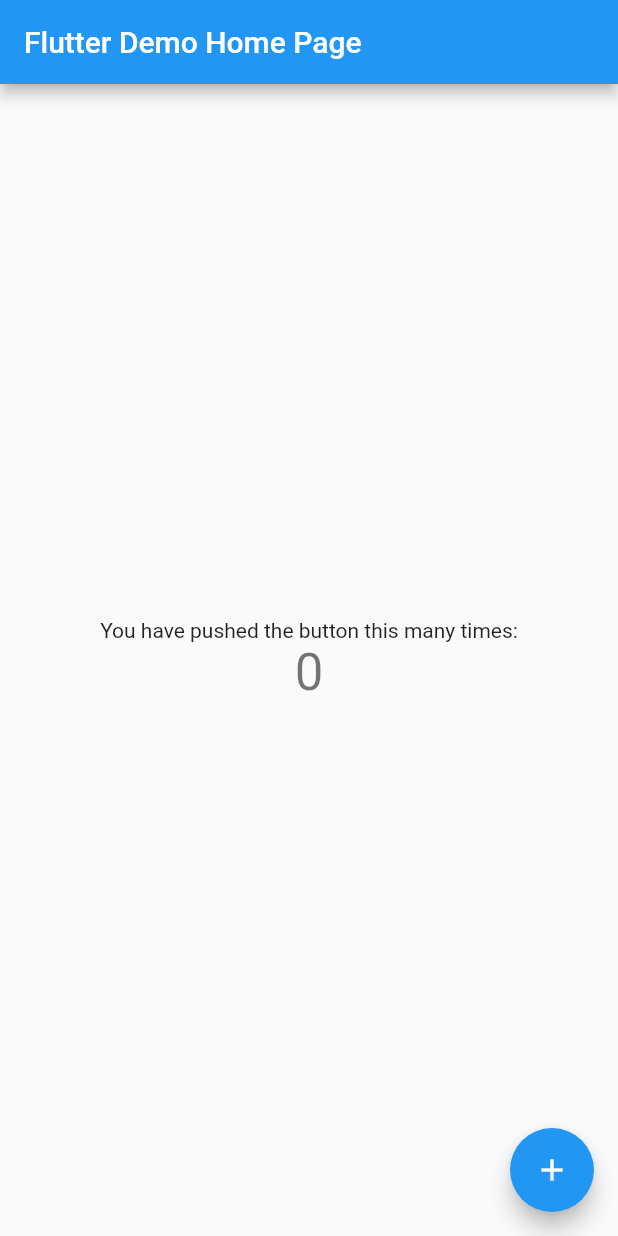
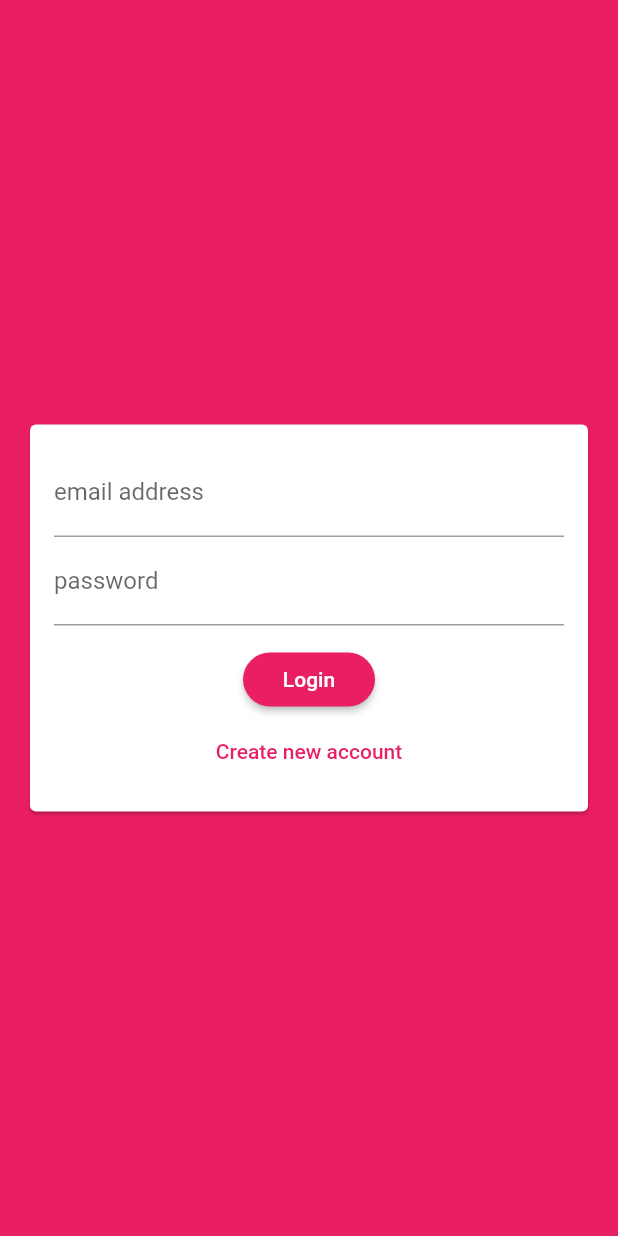
Before and after one commit to dndelacruz/chatapp, a Flutter app: the screen it shows after launch, on a phone screen of 412 x 824 dp. Run offline on Flutter 3.47's test engine with Material 2 defaults, Android fonts, the phone set to English and light mode, and no system bars; our stand-ins replace cloud_firestore, firebase_auth; accounts and stored records are empty.

Commit message:
added firebase auth

```diff
--- a/lib/main.dart
+++ b/lib/main.dart
@@ -1,4 +1,8 @@
+import 'package:chatapp/screens/auth_screen.dart';
 import 'package:flutter/material.dart';
+import 'package:firebase_auth/firebase_auth.dart';
+
+import './screens/chat_screen.dart';
 
 void main() {
   runApp(MyApp());
@@ -9,109 +13,28 @@ class MyApp extends StatelessWidget {
   @override
   Widget build(BuildContext context) {
     return MaterialApp(
-      title: 'Flutter Demo',
+      title: 'Chat App',
       theme: ThemeData(
-        // This is the theme of your application.
-        //
-        // Try running your application with "flutter run". You'll see the
-        // application has a blue toolbar. Then, without quitting the app, try
-        // changing the primarySwatch below to Colors.green and then invoke
-        // "hot reload" (press "r" in the console where you ran "flutter run",
-        // or simply save your changes to "hot reload" in a Flutter IDE).
-        // Notice that the counter didn't reset back to zero; the application
-        // is not restarted.
-        primarySwatch: Colors.blue,
-        // This makes the visual density adapt to the platform that you run
-        // the app on. For desktop platforms, the controls will be smaller and
-        // closer together (more dense) than on mobile platforms.
+
+        primarySwatch: Colors.pink,
+        backgroundColor: Colors.pink,
+        accentColor: Colors.deepPurple,
+        accentColorBrightness: Brightness.dark,
+        buttonTheme: ButtonTheme.of(context).copyWith(
+          buttonColor: Colors.pink,
+          textTheme: ButtonTextTheme.primary,
+          shape: RoundedRectangleBorder(borderRadius: BorderRadius.circular(20))
+        ),
+
         visualDensity: VisualDensity.adaptivePlatformDensity,
       ),
-      home: MyHomePage(title: 'Flutter Demo Home Page'),
+      home: StreamBuilder(
+        stream: FirebaseAuth.instance.onAuthStateChanged,
+        builder: (ctx, snapshot) {
+          if(snapshot.hasData) return ChatScreen();
+          else return AuthScreen();
+        },
+      ),
     );
   }
 }
-
-class MyHomePage extends StatefulWidget {
-  MyHomePage({Key key, this.title}) : super(key: key);
-
-  // This widget is the home page of your application. It is stateful, meaning
-  // that it has a State object (defined below) that contains fields that affect
-  // how it looks.
-
-  // This class is the configuration for the state. It holds the values (in this
-  // case the title) provided by the parent (in this case the App widget) and
-  // used by the build method of the State. Fields in a Widget subclass are
-  // always marked "final".
-
-  final String title;
-
-  @override
-  _MyHomePageState createState() => _MyHomePageState();
-}
-
-class _MyHomePageState extends State<MyHomePage> {
-  int _counter = 0;
-
-  void _incrementCounter() {
-    setState(() {
-      // This call to setState tells the Flutter framework that something has
-      // changed in this State, which causes it to rerun the build method below
-      // so that the display can reflect the updated values. If we changed
-      // _counter without calling setState(), then the build method would not be
-      // called again, and so nothing would appear to happen.
-      _counter++;
-    });
-  }
-
-  @override
-  Widget build(BuildContext context) {
-    // This method is rerun every time setState is called, for instance as done
-    // by the _incrementCounter method above.
-    //
-    // The Flutter framework has been optimized to make rerunning build methods
-    // fast, so that you can just rebuild anything that needs updating rather
-    // than having to individually change instances of widgets.
-    return Scaffold(
-      appBar: AppBar(
-        // Here we take the value from the MyHomePage object that was created by
-        // the App.build method, and use it to set our appbar title.
-        title: Text(widget.title),
-      ),
-      body: Center(
-        // Center is a layout widget. It takes a single child and positions it
-        // in the middle of the parent.
-        child: Column(
-          // Column is also a layout widget. It takes a list of children and
-          // arranges them vertically. By default, it sizes itself to fit its
-          // children horizontally, and tries to be as tall as its parent.
-          //
-          // Invoke "debug painting" (press "p" in the console, choose the
-          // "Toggle Debug Paint" action from the Flutter Inspector in Android
-          // Studio, or the "Toggle Debug Paint" command in Visual Studio Code)
-          // to see the wireframe for each widget.
-          //
-          // Column has various properties to control how it sizes itself and
-          // how it positions its children. Here we use mainAxisAlignment to
-          // center the children vertically; the main axis here is the vertical
-          // axis because Columns are vertical (the cross axis would be
-          // horizontal).
-          mainAxisAlignment: MainAxisAlignment.center,
-          children: <Widget>[
-            Text(
-              'You have pushed the button this many times:',
-            ),
-            Text(
-              '$_counter',
-              style: Theme.of(context).textTheme.headline4,
-            ),
-          ],
-        ),
-      ),
-      floatingActionButton: FloatingActionButton(
-        onPressed: _incrementCounter,
-        tooltip: 'Increment',
-        child: Icon(Icons.add),
-      ), // This trailing comma makes auto-formatting nicer for build methods.
-    );
-  }
-}
--- /dev/null
+++ b/lib/screens/auth_screen.dart
@@ -0,0 +1,53 @@
+import 'package:chatapp/widgets/auth_form.dart';
+import 'package:flutter/material.dart';
+import 'package:firebase_auth/firebase_auth.dart';
+import 'package:flutter/services.dart';
+import 'package:cloud_firestore/cloud_firestore.dart';
+
+class AuthScreen extends StatefulWidget {
+  @override
+  _AuthScreenState createState() => _AuthScreenState();
+}
+
+class _AuthScreenState extends State<AuthScreen> {
+  final _auth = FirebaseAuth.instance;
+  var _isLoading = false;
+  void _submitAuthData(Map _formData) async {
+    print(_formData);
+    AuthResult _authResult;
+    setState(() => _isLoading = true);
+    try {
+      if (_formData['isLoginMode']) {
+        _authResult = await _auth.signInWithEmailAndPassword(
+            email: _formData['email'], password: _formData['password']);
+      } else {
+        _authResult = await _auth.createUserWithEmailAndPassword(
+            email: _formData['email'], password: _formData['password']);
+        Firestore.instance.collection('users').document(_authResult.user.uid).setData({
+          'username': _formData['username'],
+          'email': _formData['email']
+        });
+      }
+      setState(() => _isLoading = false);
+    } on PlatformException catch (e) {
+      var message = 'Authentication error';
+      Scaffold.of(_formData['context']).showSnackBar(
+        SnackBar(
+            backgroundColor: Theme.of(context).errorColor,
+          content: Text(e.toString(), textAlign: TextAlign.center,),
+        ),
+      );
+      setState(() => _isLoading = false);
+    } catch (e) {
+      print(e.toString());
+      setState(() => _isLoading = false);
+    }
+  }
+
+  @override
+  Widget build(BuildContext context) {
+    return Scaffold(
+        backgroundColor: Theme.of(context).primaryColor,
+        body: AuthForm(_isLoading, _submitAuthData));
+  }
+}
--- /dev/null
+++ b/lib/widgets/auth_form.dart
@@ -0,0 +1,115 @@
+import 'package:flutter/material.dart';
+
+class AuthForm extends StatefulWidget {
+  AuthForm(this.isLoading, this.submitHandler);
+
+  final Function submitHandler;
+  bool isLoading;
+
+  @override
+  _AuthFormState createState() => _AuthFormState();
+}
+
+class _AuthFormState extends State<AuthForm> {
+
+  var _formData = {
+    'email': '',
+    'username': '',
+    'password': '',
+    'isLoginMode': true,
+    'context': null
+  };
+
+  var _isLoginMode = true;
+
+  var _formKey = GlobalKey<FormState>();
+
+  void _submitFormData(){
+
+    final _valid = _formKey.currentState.validate();
+    FocusScope.of(context).unfocus();
+    if(_valid) {
+      _formKey.currentState.save();
+      _formData['isLoginMode'] = _isLoginMode;
+      _formData['context'] = context;
+      widget.submitHandler(
+        {..._formData}
+      );
+    }
+  }
+
+  @override
+  Widget build(BuildContext context) {
+    return Center(
+      child: Card(
+        margin: EdgeInsets.all(20),
+        child: SingleChildScrollView(
+          child: Padding(
+            padding: EdgeInsets.all(16),
+            child: Form(
+              key: _formKey,
+              child: Column(
+                mainAxisSize: MainAxisSize.min,
+                children: <Widget>[
+                  // email address
+                  TextFormField(
+
+                    key: ValueKey('email'),
+                    validator: (val) {
+                      if(val.isEmpty || !val.contains('@')) return 'Please input a valid email address';
+                      return null;
+                    },
+                    decoration: InputDecoration(labelText: 'email address'),
+                    keyboardType: TextInputType.emailAddress,
+                    onSaved: (val) => _formData['email'] = val.trim(),
+                  ),
+                  // username
+                  if(!_isLoginMode)
+                  TextFormField(
+                    key: ValueKey('username'),
+                    validator: (val) {
+                      if(val.isEmpty || val.length < 7) return 'Username must be at least 6 characters';
+                      return null;
+                    },
+                    decoration: InputDecoration(labelText: 'username'),
+                    onSaved: (val) => _formData['username'] = val.trim(),
+                  ),
+                  // password
+                  TextFormField(
+                    key: ValueKey('password'),
+                    validator: (val) {
+                      if(val.isEmpty || val.length < 4) return 'Password must be at least 4 characters';
+                      return null;
+                    },
+                    decoration: InputDecoration(labelText: 'password'),
+                    onSaved: (val) => _formData['password'] = val.trim(),
+                    obscureText: true,
+                  ),
+                  SizedBox(
+                    height: 12,
+                  ),
+                  widget.isLoading ? CircularProgressIndicator() : RaisedButton(
+                    child: Text(_isLoginMode ? 'Login' : 'Signup'),
+                    onPressed: _submitFormData,
+                  ),
+                  FlatButton(
+                    child: Text(
+                      _isLoginMode ? 'Create new account' : 'I already have an account',
+                      style: TextStyle(color: Theme.of(context).primaryColor),
+                    ),
+                    onPressed: () => setState(() {
+                      _isLoginMode = !_isLoginMode;
+                      _formData['isLoginMode'] = _isLoginMode;
+
+                      }),
+                  ),
+
+                ],
+              ),
+            ),
+          ),
+        ),
+      ),
+    );
+  }
+}
--- a/pubspec.yaml
+++ b/pubspec.yaml
@@ -28,7 +28,8 @@ dependencies:
   # The following adds the Cupertino Icons font to your application.
   # Use with the CupertinoIcons class for iOS style icons.
   cupertino_icons: ^0.1.3
-
+  cloud_firestore: ^0.13.5
+  firebase_auth: ^0.16.0
 dev_dependencies:
   flutter_test:
     sdk: flutter
```
Also changed, not shown: lib/screens/chat_screen.dart (added, +51 -0 lines), pubspec.lock, 3 other files.
